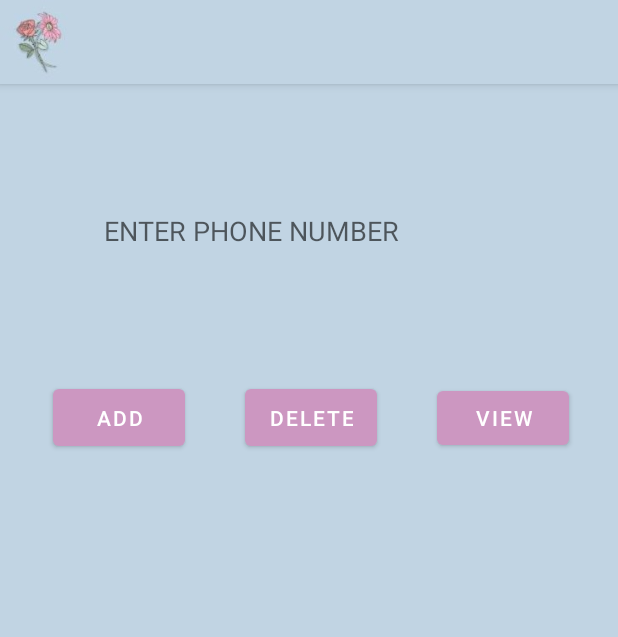
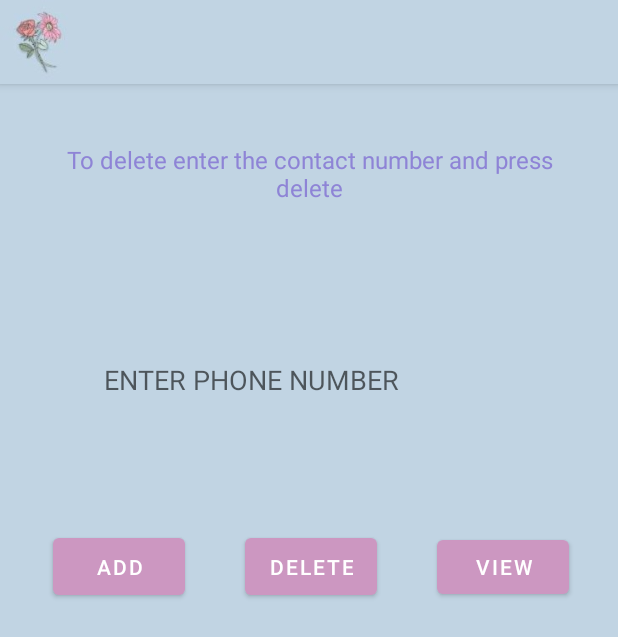
Before and after one commit to Janeth39/Final_Project, an Android app: the first screen opened directly, with no data from a screen before it, on a phone screen of 412 x 824 dp. Shown: the top 637 px of the screen. Run offline under Robolectric (Android 15) with nearby library versions, the phone set to English and light mode, and no system bars.

Commit message:
list view and text view implemented

```diff
--- a/app/src/main/res/layout/activity_first.xml
+++ b/app/src/main/res/layout/activity_first.xml
@@ -10,10 +10,19 @@
     android:background="@color/pastel_blue"
     >
 
+    <TextView
+        android:id="@+id/info_First"
+        android:layout_width="match_parent"
+        android:layout_height="wrap_content"
+        android:layout_margin="39dp"
+        android:text="To delete enter the contact number and press delete"
+        android:textColor="@color/pastel_purple"
+        android:textSize="16dp"
+        android:gravity="center"/>
+
     <LinearLayout
         android:layout_width="match_parent"
-        android:layout_height="157dp"
-        android:layout_marginTop="20dp">
+        android:layout_height="157dp">
 
         <EditText
             android:id="@+id/phoneNum"
@@ -53,5 +62,12 @@
 
     </LinearLayout>
 
+    <ListView
+        android:id="@+id/LV"
+        android:layout_width="match_parent"
+        android:layout_height="match_parent"
+        android:textColor="@color/pastel_purple"
+        />
+
 
 </LinearLayout>
--- /dev/null
+++ b/app/src/main/res/xml/activity_first_scene.xml
@@ -0,0 +1,19 @@
+<?xml version="1.0" encoding="utf-8"?>
+<MotionScene
+    xmlns:android="http://schemas.android.com/apk/res/android"
+    xmlns:motion="http://schemas.android.com/apk/res-auto">
+
+    <Transition
+        motion:constraintSetEnd="@+id/end"
+        motion:constraintSetStart="@id/start"
+        motion:duration="1000">
+       <KeyFrameSet>
+       </KeyFrameSet>
+    </Transition>
+
+    <ConstraintSet android:id="@+id/start">
+    </ConstraintSet>
+
+    <ConstraintSet android:id="@+id/end">
+    </ConstraintSet>
+</MotionScene>
```
